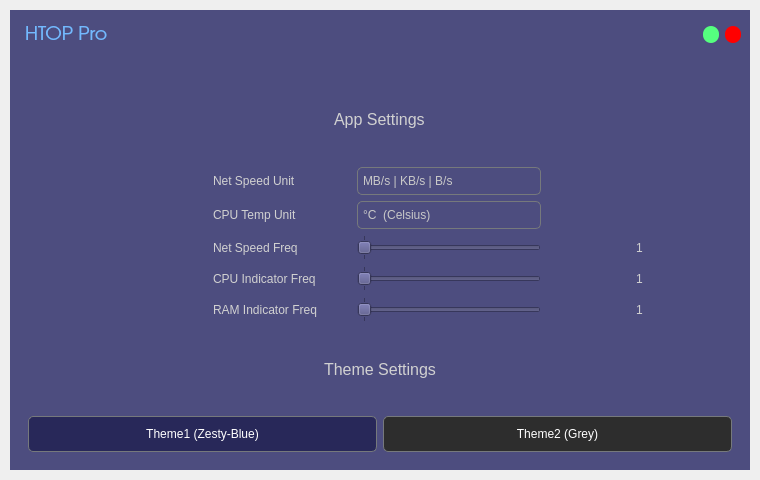
This is src/ui_main.ui in rishabh3354/htop as Qt 5 draws it before an edit. The edited form follows.
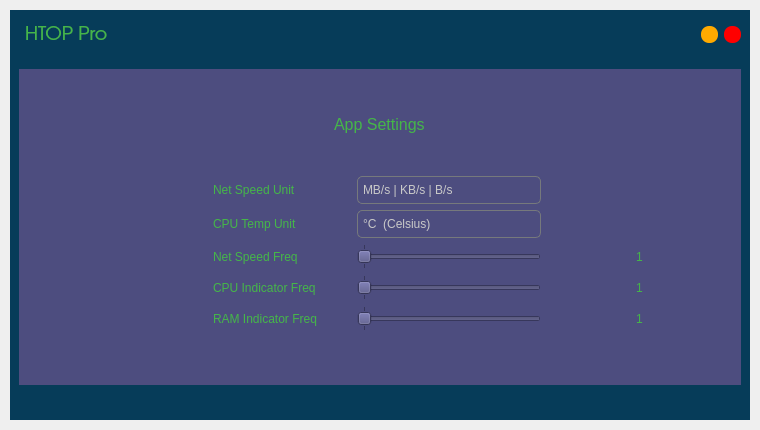
This is the edited form. The open tabs and pages were chosen to show the change. Icons and pictures are not drawn.

```diff
--- a/src/ui_main.ui
+++ b/src/ui_main.ui
@@ -7,13 +7,13 @@
     <x>0</x>
     <y>0</y>
     <width>760</width>
-    <height>480</height>
+    <height>430</height>
    </rect>
   </property>
   <property name="minimumSize">
    <size>
     <width>760</width>
-    <height>480</height>
+    <height>430</height>
    </size>
   </property>
   <property name="windowTitle">
@@ -39,7 +39,7 @@
     <item>
      <widget class="QFrame" name="drop_shadow_frame">
       <property name="styleSheet">
-       <string notr="true">background-color: rgb(77, 77, 127);
+       <string notr="true">background-color:  rgba(6, 60, 89, 1);
 </string>
       </property>
       <property name="frameShape">
@@ -147,7 +147,8 @@
                 </font>
                </property>
                <property name="styleSheet">
-                <string notr="true">color: rgb(115, 185, 255); background-color: none;</string>
+                <string notr="true">color: rgba(69, 182, 73, 1);
+background-color: none;</string>
                </property>
                <property name="text">
                 <string>HTOP Pro</string>
@@ -186,38 +187,6 @@
              <enum>QFrame::Raised</enum>
             </property>
             <layout class="QHBoxLayout" name="horizontalLayout_3">
-             <item>
-              <widget class="QPushButton" name="home_button">
-               <property name="sizePolicy">
-                <sizepolicy hsizetype="Fixed" vsizetype="Fixed">
-                 <horstretch>0</horstretch>
-                 <verstretch>0</verstretch>
-                </sizepolicy>
-               </property>
-               <property name="cursor">
-                <cursorShape>PointingHandCursor</cursorShape>
-               </property>
-               <property name="toolTip">
-                <string>Options</string>
-               </property>
-               <property name="styleSheet">
-                <string notr="true"/>
-               </property>
-               <property name="text">
-                <string/>
-               </property>
-               <property name="icon">
-                <iconset resource="resource.qrc">
-                 <normaloff>:/resource/resource/circled-menu.png</normaloff>:/resource/resource/circled-menu.png</iconset>
-               </property>
-               <property name="iconSize">
-                <size>
-                 <width>40</width>
-                 <height>32</height>
-                </size>
-               </property>
-              </widget>
-             </item>
              <item>
               <spacer name="horizontalSpacer_2">
                <property name="orientation">
@@ -257,8 +226,8 @@
                <property name="styleSheet">
                 <string notr="true">QPushButton {
 	border: none;
-	border-radius: 8px;	
-	background-color: rgb(85, 255, 127);
+	border-radius: 8px;		
+	background-color: rgb(255, 170, 0);
 }
 QPushButton:hover {	
 	background-color: rgba(85, 255, 127, 150);
@@ -920,6 +889,10 @@
                     <bold>false</bold>
                    </font>
                   </property>
+                  <property name="styleSheet">
+                   <string notr="true">color: rgba(69, 182, 73, 1);
+</string>
+                  </property>
                   <property name="text">
                    <string>App Settings</string>
                   </property>
@@ -931,6 +904,10 @@
                <layout class="QGridLayout" name="gridLayout_11">
                 <item row="2" column="4">
                  <widget class="QLabel" name="label_15">
+                  <property name="styleSheet">
+                   <string notr="true">color: rgba(69, 182, 73, 1);
+</string>
+                  </property>
                   <property name="text">
                    <string>1</string>
                   </property>
@@ -947,6 +924,10 @@
                     <verstretch>0</verstretch>
                    </sizepolicy>
                   </property>
+                  <property name="styleSheet">
+                   <string notr="true">color: rgba(69, 182, 73, 1);
+</string>
+                  </property>
                   <property name="text">
                    <string>Net Speed Freq          </string>
                   </property>
@@ -967,6 +948,10 @@
                 </item>
                 <item row="3" column="4">
                  <widget class="QLabel" name="label_14">
+                  <property name="styleSheet">
+                   <string notr="true">color: rgba(69, 182, 73, 1);
+</string>
+                  </property>
                   <property name="text">
                    <string>1</string>
                   </property>
@@ -1098,6 +1083,10 @@
                 </item>
                 <item row="4" column="4">
                  <widget class="QLabel" name="label_16">
+                  <property name="styleSheet">
+                   <string notr="true">color: rgba(69, 182, 73, 1);
+</string>
+                  </property>
                   <property name="text">
                    <string>1</string>
                   </property>
@@ -1114,6 +1103,10 @@
                     <verstretch>0</verstretch>
                    </sizepolicy>
                   </property>
+                  <property name="styleSheet">
+                   <string notr="true">color: rgba(69, 182, 73, 1);
+</string>
+                  </property>
                   <property name="text">
                    <string>CPU Temp Unit          </string>
                   </property>
@@ -1140,6 +1133,10 @@
                     <verstretch>0</verstretch>
                    </sizepolicy>
                   </property>
+                  <property name="styleSheet">
+                   <string notr="true">color: rgba(69, 182, 73, 1);
+</string>
+                  </property>
                   <property name="text">
                    <string>CPU Indicator Freq          </string>
                   </property>
@@ -1217,6 +1214,10 @@
                     <verstretch>0</verstretch>
                    </sizepolicy>
                   </property>
+                  <property name="styleSheet">
+                   <string notr="true">color: rgba(69, 182, 73, 1);
+</string>
+                  </property>
                   <property name="text">
                    <string>Net Speed Unit          </string>
                   </property>
@@ -1230,6 +1231,10 @@
                     <verstretch>0</verstretch>
                    </sizepolicy>
                   </property>
+                  <property name="styleSheet">
+                   <string notr="true">color: rgba(69, 182, 73, 1);
+</string>
+                  </property>
                   <property name="text">
                    <string>RAM Indicator Freq          </string>
                   </property>
@@ -1300,111 +1305,46 @@
                </layout>
               </item>
               <item>
-               <layout class="QHBoxLayout" name="horizontalLayout_36">
-                <item>
-                 <widget class="QLabel" name="label_20">
-                  <property name="sizePolicy">
-                   <sizepolicy hsizetype="Fixed" vsizetype="Preferred">
-                    <horstretch>0</horstretch>
-                    <verstretch>0</verstretch>
-                   </sizepolicy>
-                  </property>
-                  <property name="font">
-                   <font>
-                    <pointsize>12</pointsize>
-                   </font>
-                  </property>
-                  <property name="text">
-                   <string>Theme Settings</string>
-                  </property>
-                 </widget>
-                </item>
-               </layout>
+               <spacer name="horizontalSpacer_8">
+                <property name="orientation">
+                 <enum>Qt::Horizontal</enum>
+                </property>
+                <property name="sizeHint" stdset="0">
+                 <size>
+                  <width>40</width>
+                  <height>20</height>
+                 </size>
+                </property>
+               </spacer>
               </item>
               <item>
-               <layout class="QHBoxLayout" name="horizontalLayout_35">
-                <item>
-                 <widget class="QPushButton" name="theme1">
-                  <property name="sizePolicy">
-                   <sizepolicy hsizetype="Preferred" vsizetype="Fixed">
-                    <horstretch>0</horstretch>
-                    <verstretch>0</verstretch>
-                   </sizepolicy>
-                  </property>
-                  <property name="cursor">
-                   <cursorShape>PointingHandCursor</cursorShape>
-                  </property>
-                  <property name="styleSheet">
-                   <string notr="true">QPushButton {
-	color:white;
-    border-color: #76797C;
-    padding: 10px;
-    border-radius: 5px;
-    border-style: solid;
-	border-width: 1px;
-	background-color:  #282859;
-
-
-}
-
-</string>
-                  </property>
-                  <property name="text">
-                   <string>Theme1 (Zesty-Blue)</string>
-                  </property>
-                  <property name="icon">
-                   <iconset>
-                    <normaloff>:/myresource/resource/single_video.png</normaloff>:/myresource/resource/single_video.png</iconset>
-                  </property>
-                  <property name="iconSize">
-                   <size>
-                    <width>80</width>
-                    <height>80</height>
-                   </size>
-                  </property>
-                 </widget>
-                </item>
-                <item>
-                 <widget class="QPushButton" name="theme2">
-                  <property name="sizePolicy">
-                   <sizepolicy hsizetype="Preferred" vsizetype="Fixed">
-                    <horstretch>0</horstretch>
-                    <verstretch>0</verstretch>
-                   </sizepolicy>
-                  </property>
-                  <property name="cursor">
-                   <cursorShape>PointingHandCursor</cursorShape>
-                  </property>
-                  <property name="styleSheet">
-                   <string notr="true">QPushButton {
-	color:white;
-    border-color: #76797C;
-    padding: 10px;
-    border-radius: 5px;
-    border-style: solid;
-	border-width: 1px;
-	background-color:  rgb(45, 45, 45);
-}
-
-
-</string>
-                  </property>
-                  <property name="text">
-                   <string>Theme2 (Grey)</string>
-                  </property>
-                  <property name="icon">
-                   <iconset>
-                    <normaloff>:/myresource/resource/playlist.png</normaloff>:/myresource/resource/playlist.png</iconset>
-                  </property>
-                  <property name="iconSize">
-                   <size>
-                    <width>80</width>
-                    <height>80</height>
-                   </size>
-                  </property>
-                 </widget>
-                </item>
-               </layout>
+               <spacer name="horizontalSpacer_9">
+                <property name="orientation">
+                 <enum>Qt::Horizontal</enum>
+                </property>
+                <property name="sizeHint" stdset="0">
+                 <size>
+                  <width>40</width>
+                  <height>20</height>
+                 </size>
+                </property>
+               </spacer>
+              </item>
+              <item>
+               <spacer name="horizontalSpacer">
+                <property name="orientation">
+                 <enum>Qt::Horizontal</enum>
+                </property>
+                <property name="sizeType">
+                 <enum>QSizePolicy::Preferred</enum>
+                </property>
+                <property name="sizeHint" stdset="0">
+                 <size>
+                  <width>1</width>
+                  <height>5</height>
+                 </size>
+                </property>
+               </spacer>
               </item>
              </layout>
             </widget>
@@ -1983,6 +1923,171 @@
             </widget>
            </widget>
           </item>
+          <item>
+           <widget class="QFrame" name="credits_bar_2">
+            <property name="maximumSize">
+             <size>
+              <width>16777215</width>
+              <height>33</height>
+             </size>
+            </property>
+            <property name="styleSheet">
+             <string notr="true">background-color: none;</string>
+            </property>
+            <property name="frameShape">
+             <enum>QFrame::NoFrame</enum>
+            </property>
+            <property name="frameShadow">
+             <enum>QFrame::Raised</enum>
+            </property>
+            <layout class="QHBoxLayout" name="horizontalLayout_4">
+             <property name="spacing">
+              <number>0</number>
+             </property>
+             <property name="leftMargin">
+              <number>0</number>
+             </property>
+             <property name="topMargin">
+              <number>0</number>
+             </property>
+             <property name="rightMargin">
+              <number>0</number>
+             </property>
+             <property name="bottomMargin">
+              <number>0</number>
+             </property>
+             <item>
+              <widget class="QPushButton" name="home_button_2">
+               <property name="sizePolicy">
+                <sizepolicy hsizetype="Preferred" vsizetype="Preferred">
+                 <horstretch>0</horstretch>
+                 <verstretch>0</verstretch>
+                </sizepolicy>
+               </property>
+               <property name="cursor">
+                <cursorShape>PointingHandCursor</cursorShape>
+               </property>
+               <property name="styleSheet">
+                <string notr="true"/>
+               </property>
+               <property name="text">
+                <string/>
+               </property>
+               <property name="icon">
+                <iconset resource="resource.qrc">
+                 <normaloff>:/resource/resource/circled-menu.png</normaloff>:/resource/resource/circled-menu.png</iconset>
+               </property>
+               <property name="iconSize">
+                <size>
+                 <width>40</width>
+                 <height>30</height>
+                </size>
+               </property>
+              </widget>
+             </item>
+             <item>
+              <widget class="QPushButton" name="speed">
+               <property name="sizePolicy">
+                <sizepolicy hsizetype="Preferred" vsizetype="Preferred">
+                 <horstretch>0</horstretch>
+                 <verstretch>0</verstretch>
+                </sizepolicy>
+               </property>
+               <property name="cursor">
+                <cursorShape>PointingHandCursor</cursorShape>
+               </property>
+               <property name="styleSheet">
+                <string notr="true"/>
+               </property>
+               <property name="text">
+                <string/>
+               </property>
+               <property name="icon">
+                <iconset resource="resource.qrc">
+                 <normaloff>:/resource/resource/severity.png</normaloff>:/resource/resource/severity.png</iconset>
+               </property>
+               <property name="iconSize">
+                <size>
+                 <width>40</width>
+                 <height>33</height>
+                </size>
+               </property>
+              </widget>
+             </item>
+             <item>
+              <widget class="QPushButton" name="setting">
+               <property name="sizePolicy">
+                <sizepolicy hsizetype="Preferred" vsizetype="Preferred">
+                 <horstretch>0</horstretch>
+                 <verstretch>0</verstretch>
+                </sizepolicy>
+               </property>
+               <property name="cursor">
+                <cursorShape>PointingHandCursor</cursorShape>
+               </property>
+               <property name="styleSheet">
+                <string notr="true"/>
+               </property>
+               <property name="text">
+                <string/>
+               </property>
+               <property name="icon">
+                <iconset resource="resource.qrc">
+                 <normaloff>:/resource/resource/horizontal-settings-mixer.png</normaloff>:/resource/resource/horizontal-settings-mixer.png</iconset>
+               </property>
+               <property name="iconSize">
+                <size>
+                 <width>40</width>
+                 <height>30</height>
+                </size>
+               </property>
+              </widget>
+             </item>
+             <item>
+              <widget class="QPushButton" name="account">
+               <property name="sizePolicy">
+                <sizepolicy hsizetype="Preferred" vsizetype="Preferred">
+                 <horstretch>0</horstretch>
+                 <verstretch>0</verstretch>
+                </sizepolicy>
+               </property>
+               <property name="cursor">
+                <cursorShape>PointingHandCursor</cursorShape>
+               </property>
+               <property name="styleSheet">
+                <string notr="true"/>
+               </property>
+               <property name="text">
+                <string/>
+               </property>
+               <property name="icon">
+                <iconset resource="resource.qrc">
+                 <normaloff>:/resource/resource/check-male--v1.png</normaloff>:/resource/resource/check-male--v1.png</iconset>
+               </property>
+               <property name="iconSize">
+                <size>
+                 <width>40</width>
+                 <height>33</height>
+                </size>
+               </property>
+              </widget>
+             </item>
+             <item>
+              <spacer name="horizontalSpacer_7">
+               <property name="orientation">
+                <enum>Qt::Horizontal</enum>
+               </property>
+               <property name="sizeHint" stdset="0">
+                <size>
+                 <width>40</width>
+                 <height>20</height>
+                </size>
+               </property>
+              </spacer>
+             </item>
+            </layout>
+           </widget>
+          </item>
          </layout>
         </widget>
        </item>
```
Left out of the diff: 77 changed lines with no effect on the pictures.
